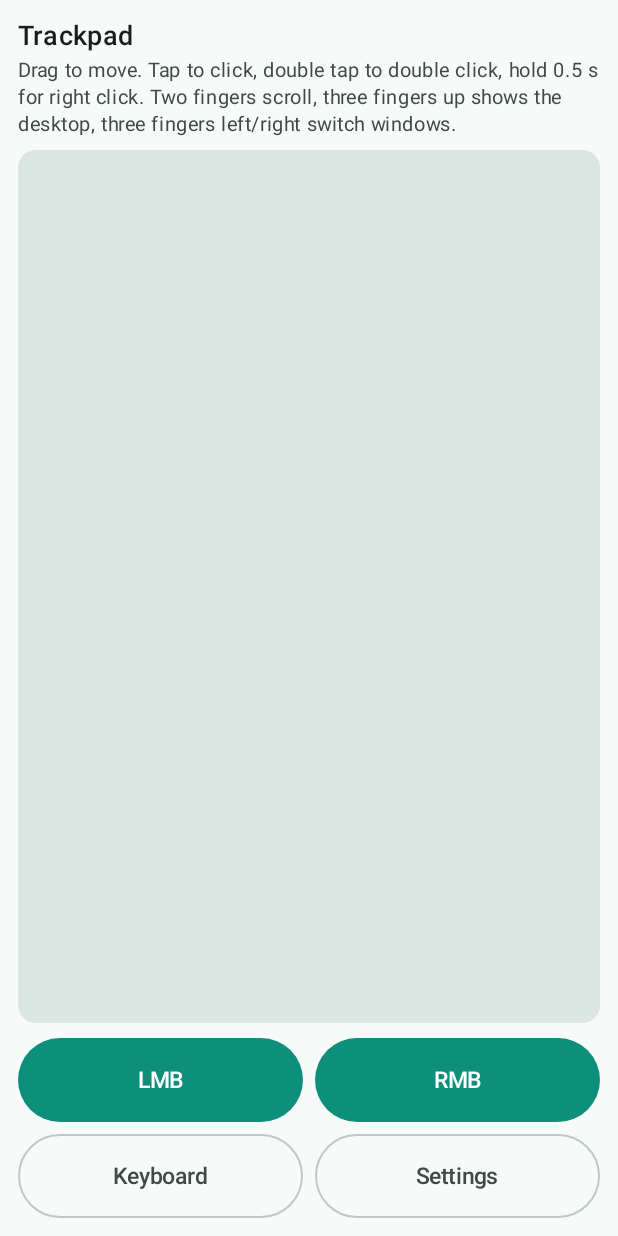
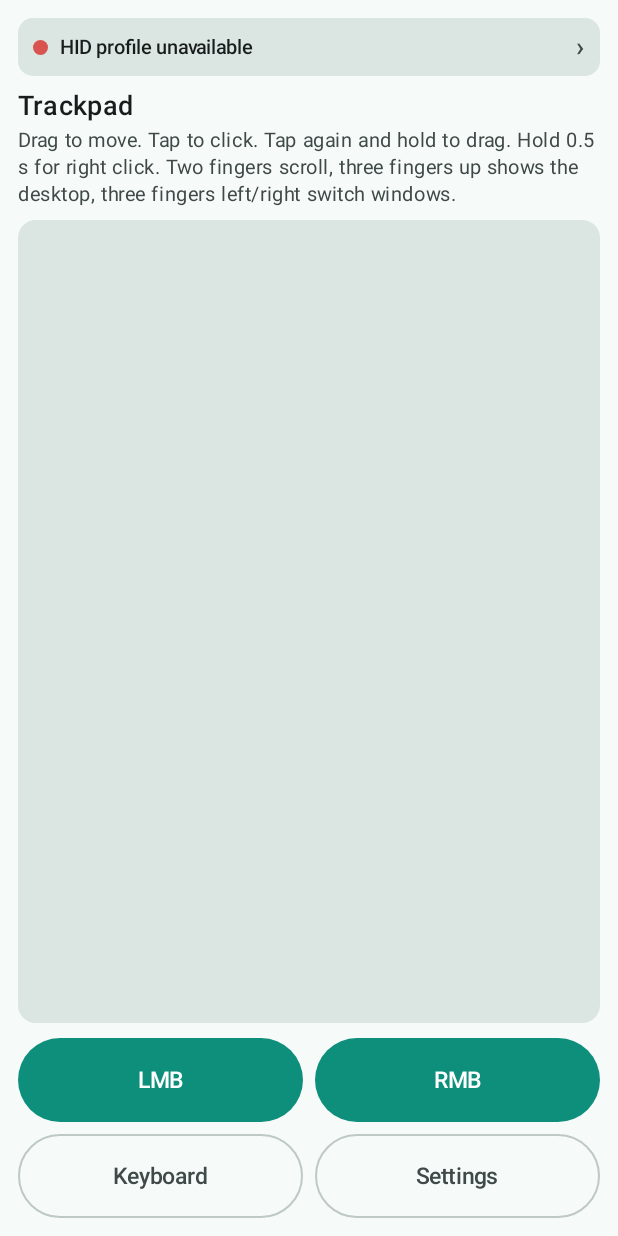
Before and after one commit to Appappars/pocket-input, an Android app built with Jetpack Compose: the screen it shows after launch (MainActivity), after a tap on "Connect", on a phone screen of 412 x 824 dp. Run offline under Robolectric (Android 15) with nearby library versions, the phone set to English and light mode, and no system bars; pictures from the network do not load; 1 statement that could not run was skipped.

Commit message:
phase1: индикатор канала (состояние связи + качество по задержке очереди/отказам/разрывам), экран диагностики, LinkQuality с тестами

```diff
--- a/android/app/build.gradle.kts
+++ b/android/app/build.gradle.kts
@@ -12,8 +12,8 @@ android {
         applicationId = "dev.pocketinput"
         minSdk = 28
         targetSdk = 34
-        versionCode = 7
-        versionName = "0.2.4-drag-invert"
+        versionCode = 8
+        versionName = "0.3.0-link"
     }
 
     buildTypes {
--- a/android/app/src/main/kotlin/dev/pocketinput/MainActivity.kt
+++ b/android/app/src/main/kotlin/dev/pocketinput/MainActivity.kt
@@ -21,6 +21,7 @@ import dev.pocketinput.hid.HidTransport
 import dev.pocketinput.service.PocketInputService
 import dev.pocketinput.ui.connect.ConnectScreen
 import dev.pocketinput.ui.keyboard.KeyboardScreen
+import dev.pocketinput.ui.link.DiagnosticsScreen
 import dev.pocketinput.ui.settings.SettingsScreen
 import dev.pocketinput.ui.theme.PocketInputTheme
 import dev.pocketinput.ui.trackpad.TrackpadScreen
@@ -35,7 +36,7 @@ import dev.pocketinput.ui.trackpad.TrackpadScreen
  */
 class MainActivity : ComponentActivity() {
 
-    private enum class Screen { CONNECT, TRACKPAD, KEYBOARD, SETTINGS }
+    private enum class Screen { CONNECT, TRACKPAD, KEYBOARD, SETTINGS, DIAGNOSTICS }
 
     private lateinit var transport: HidTransport
     private lateinit var store: SettingsStore
@@ -75,7 +76,11 @@ class MainActivity : ComponentActivity() {
             }
 
             // Системная «назад» на вложенных экранах возвращает на трекпад, а не закрывает приложение.
-            BackHandler(enabled = screen == Screen.KEYBOARD || screen == Screen.SETTINGS) {
+            BackHandler(
+                enabled = screen == Screen.KEYBOARD ||
+                    screen == Screen.SETTINGS ||
+                    screen == Screen.DIAGNOSTICS,
+            ) {
                 goTo(Screen.TRACKPAD)
             }
 
@@ -95,6 +100,7 @@ class MainActivity : ComponentActivity() {
                             settings = settings,
                             onOpenKeyboard = { goTo(Screen.KEYBOARD) },
                             onOpenSettings = { goTo(Screen.SETTINGS) },
+                            onOpenDiagnostics = { goTo(Screen.DIAGNOSTICS) },
                         )
 
                         Screen.KEYBOARD -> KeyboardScreen(
@@ -103,6 +109,12 @@ class MainActivity : ComponentActivity() {
                             onLayoutChange = { layout ->
                                 apply(settings.copy(layout = layout))
                             },
+                            onBack = { goTo(Screen.TRACKPAD) },
+                            onOpenDiagnostics = { goTo(Screen.DIAGNOSTICS) },
+                        )
+
+                        Screen.DIAGNOSTICS -> DiagnosticsScreen(
+                            transport = transport,
                             onBack = { goTo(Screen.TRACKPAD) },
                         )
 
--- /dev/null
+++ b/android/app/src/main/kotlin/dev/pocketinput/hid/LinkSnapshot.kt
@@ -0,0 +1,96 @@
+package dev.pocketinput.hid
+
+/**
+ * Состояние канала «телефон ↔ ПК» для индикатора и экрана диагностики.
+ *
+ * Честная оговорка: RSSI (уровень радиосигнала) для классического Bluetooth-HID публичный
+ * Android API не отдаёт — `BluetoothDevice` не имеет метода вроде `readRemoteRssi()` для
+ * BR/EDR-соединения, а `BluetoothGatt` относится только к BLE. Поэтому «качество» здесь —
+ * не сила сигнала, а измеряемая пригодность канала: задержка постановки отчёта в очередь,
+ * доля неудачных `sendReport` и число разрывов.
+ */
+enum class LinkState {
+    /** Транспорт создан, профиль ещё запрашивается. */
+    INIT,
+
+    /** На телефоне нет Bluetooth-адаптера. */
+    NO_ADAPTER,
+
+    /** Прошивка не отдала профиль HID_DEVICE (OEM без поддержки) — нужен агент. */
+    NO_PROFILE,
+
+    /** HID-приложение зарегистрировано, но ПК не подключён. */
+    REGISTERED,
+
+    /** Регистрация не удалась. */
+    FAILED,
+
+    /** Канал поднят: ПК подключён, отчёты уходят. */
+    CONNECTED,
+}
+
+/** Уровень качества канала для индикатора. */
+enum class Quality { UNKNOWN, GOOD, MEDIUM, POOR }
+
+/**
+ * Снимок состояния канала (неизменяемый, публикуется в Compose-состояние).
+ *
+ * @param score 0..100; −1 означает «не измерено» (нет связи или ещё нет отправок).
+ */
+data class LinkSnapshot(
+    val state: LinkState = LinkState.INIT,
+    val peer: String? = null,
+    val quality: Quality = Quality.UNKNOWN,
+    val score: Int = -1,
+    val p50Ms: Float = 0f,
+    val p95Ms: Float = 0f,
+    val sentOk: Long = 0,
+    val sendFailed: Long = 0,
+    val disconnects: Int = 0,
+    val connectedSinceMs: Long = 0,
+    val lastDisconnectMs: Long = 0,
+) {
+    val isConnected: Boolean get() = state == LinkState.CONNECTED
+    val totalSends: Long get() = sentOk + sendFailed
+}
+
+/**
+ * Оценка качества канала по измеряемым признакам. Чистая функция — покрыта JVM-тестом.
+ *
+ * Штрафы:
+ *  - задержка очереди: до 8 мс — 0, далее линейно до 45 баллов на 40 мс;
+ *  - доля неудачных отправок: до 30 баллов (100 % ошибок = −30);
+ *  - разрывы за сессию: по 7 баллов, не больше 20.
+ */
+object LinkQuality {
+
+    const val LATENCY_FREE_MS = 8f
+    const val LATENCY_BAD_MS = 40f
+
+    fun score(p50Ms: Float, failedRatio: Float, disconnects: Int): Int {
+        val latencyOver =
+            ((p50Ms - LATENCY_FREE_MS) / (LATENCY_BAD_MS - LATENCY_FREE_MS)).coerceIn(0f, 1f)
+        val latencyPenalty = latencyOver * 45f
+        val failurePenalty = failedRatio.coerceIn(0f, 1f) * 30f
+        val disconnectPenalty = (disconnects * 7).coerceAtMost(20).toFloat()
+        return (100f - latencyPenalty - failurePenalty - disconnectPenalty)
+            .coerceIn(0f, 100f)
+            .toInt()
+    }
+
+    /** Уровень по баллам; [score] < 0 — не измерено. */
+    fun level(score: Int): Quality = when {
+        score < 0 -> Quality.UNKNOWN
+        score >= 85 -> Quality.GOOD
+        score >= 55 -> Quality.MEDIUM
+        else -> Quality.POOR
+    }
+
+    /** 95-й процентиль по окну замеров (пустое окно — 0). */
+    fun percentile95(samples: List<Float>): Float {
+        if (samples.isEmpty()) return 0f
+        val sorted = samples.sorted()
+        val index = ((sorted.size - 1) * 0.95f).toInt().coerceIn(0, sorted.lastIndex)
+        return sorted[index]
+    }
+}
--- /dev/null
+++ b/android/app/src/main/kotlin/dev/pocketinput/ui/link/LinkStatusBar.kt
@@ -0,0 +1,95 @@
+package dev.pocketinput.ui.link
+
+import androidx.compose.foundation.background
+import androidx.compose.foundation.clickable
+import androidx.compose.foundation.layout.Arrangement
+import androidx.compose.foundation.layout.Box
+import androidx.compose.foundation.layout.Row
+import androidx.compose.foundation.layout.fillMaxWidth
+import androidx.compose.foundation.layout.padding
+import androidx.compose.foundation.layout.size
+import androidx.compose.foundation.shape.CircleShape
+import androidx.compose.foundation.shape.RoundedCornerShape
+import androidx.compose.material3.MaterialTheme
+import androidx.compose.material3.Text
+import androidx.compose.runtime.Composable
+import androidx.compose.ui.Alignment
+import androidx.compose.ui.Modifier
+import androidx.compose.ui.draw.clip
+import androidx.compose.ui.graphics.Color
+import androidx.compose.ui.res.stringResource
+import androidx.compose.ui.text.font.FontWeight
+import androidx.compose.ui.unit.dp
+import dev.pocketinput.R
+import dev.pocketinput.hid.LinkSnapshot
+import dev.pocketinput.hid.LinkState
+import dev.pocketinput.hid.Quality
+
+/**
+ * Полоска состояния канала «телефон ↔ ПК»: одна строка, цветная точка и текст.
+ * Тап открывает экран диагностики. Врать не умеет: цвет и текст — прямо из [link],
+ * который заполняется колбэками Bluetooth-профиля, а не догадками.
+ */
+@Composable
+fun LinkStatusBar(
+    link: LinkSnapshot,
+    onClick: () -> Unit,
+    modifier: Modifier = Modifier,
+) {
+    val scheme = MaterialTheme.colorScheme
+    val dotColor: Color = when (link.state) {
+        LinkState.CONNECTED -> when (link.quality) {
+            Quality.GOOD -> Color(0xFF3EBD6B)
+            Quality.MEDIUM -> Color(0xFFE0A93B)
+            Quality.POOR -> Color(0xFFD9534F)
+            Quality.UNKNOWN -> scheme.primary
+        }
+
+        LinkState.REGISTERED, LinkState.INIT -> Color(0xFFE0A93B)
+        LinkState.NO_PROFILE, LinkState.FAILED, LinkState.NO_ADAPTER -> Color(0xFFD9534F)
+    }
+
+    // stringResource — composable-функция, поэтому строки берём до when, а не внутри лямбд.
+    val connectedLabel = stringResource(R.string.link_connected)
+
+    val text: String = when (link.state) {
+        LinkState.CONNECTED ->
+            if (link.score >= 0) "$connectedLabel · ${link.score}%" else connectedLabel
+
+        LinkState.REGISTERED -> stringResource(R.string.link_no_peer)
+        LinkState.INIT -> stringResource(R.string.link_connecting)
+        LinkState.NO_PROFILE -> stringResource(R.string.link_no_profile)
+        LinkState.FAILED -> stringResource(R.string.link_failed)
+        LinkState.NO_ADAPTER -> stringResource(R.string.link_no_adapter)
+    }
+
+    Row(
+        modifier = modifier
+            .fillMaxWidth()
+            .clip(RoundedCornerShape(10.dp))
+            .background(scheme.surfaceVariant)
+            .clickable(onClick = onClick)
+            .padding(horizontal = 10.dp, vertical = 7.dp),
+        verticalAlignment = Alignment.CenterVertically,
+        horizontalArrangement = Arrangement.spacedBy(8.dp),
+    ) {
+        Box(
+            modifier = Modifier
+                .size(10.dp)
+                .clip(CircleShape)
+                .background(dotColor),
+        )
+        Text(
+            text = text,
+            style = MaterialTheme.typography.labelMedium,
+            fontWeight = FontWeight.Medium,
+            color = scheme.onSurface,
+            modifier = Modifier.weight(1f),
+        )
+        Text(
+            text = "›",
+            style = MaterialTheme.typography.titleMedium,
+            color = scheme.onSurfaceVariant,
+        )
+    }
+}
--- a/android/app/src/main/kotlin/dev/pocketinput/ui/trackpad/TrackpadScreen.kt
+++ b/android/app/src/main/kotlin/dev/pocketinput/ui/trackpad/TrackpadScreen.kt
@@ -29,6 +29,7 @@ import androidx.lifecycle.LifecycleEventObserver
 import dev.pocketinput.R
 import dev.pocketinput.data.SettingsState
 import dev.pocketinput.hid.HidTransport
+import dev.pocketinput.ui.link.LinkStatusBar
 
 // Бит 1 = ЛКМ, бит 2 = ПКМ (HidTransport.pressButton/releaseButton).
 private const val BUTTON_LEFT = 1
@@ -44,6 +45,7 @@ fun TrackpadScreen(
     settings: SettingsState,
     onOpenKeyboard: () -> Unit,
     onOpenSettings: () -> Unit,
+    onOpenDiagnostics: () -> Unit,
 ) {
     val haptic = LocalHapticFeedback.current
     var lmbLatched by rememberSaveable { mutableStateOf(false) }
@@ -63,8 +65,11 @@ fun TrackpadScreen(
     }
 
     Column(modifier = Modifier.fillMaxSize().padding(12.dp)) {
+        // Индикатор канала: тап открывает диагностику.
+        LinkStatusBar(link = transport.link, onClick = onOpenDiagnostics)
         Text(
             text = stringResource(R.string.trackpad_title),
+            modifier = Modifier.padding(top = 8.dp),
             style = MaterialTheme.typography.titleMedium,
         )
         Text(
--- a/android/app/src/main/res/values/strings.xml
+++ b/android/app/src/main/res/values/strings.xml
@@ -15,7 +15,7 @@
     <string name="empty_devices">No paired devices. Pair the PC in Bluetooth settings.</string>
     <string name="trackpad_hint">Drag to move the cursor, tap to click.</string>
     <!-- phase 1: trackpad gestures -->
-    <string name="trackpad_hint_full">Drag to move. Tap to click, double tap to double click, hold 0.5 s for right click. Two fingers scroll, three fingers up shows the desktop, three fingers left/right switch windows.</string>
+    <string name="trackpad_hint_full">Drag to move. Tap to click. Tap again and hold to drag. Hold 0.5 s for right click. Two fingers scroll, three fingers up shows the desktop, three fingers left/right switch windows.</string>
     <string name="btn_lmb">LMB</string>
     <string name="btn_rmb">RMB</string>
     <string name="btn_lmb_latched">LMB latched — drag your finger</string>
@@ -43,6 +43,33 @@
     <string name="kb_tap_to_open">Tap the field to open the phone keyboard</string>
     <string name="kb_field_hint">Cyrillic goes to the PC as key positions: letters appear if the PC has a Russian layout.</string>
     <string name="kb_unsupported">Skipped characters: %1$d. Emoji and other symbols outside the PC keyboard cannot be sent in HID mode — agent mode is required (phase 2).</string>
+    <!-- link indicator and diagnostics -->
+    <string name="link_connected">Connected</string>
+    <string name="link_no_peer">No link — PC is not connected</string>
+    <string name="link_connecting">Connecting…</string>
+    <string name="link_no_profile">HID profile unavailable</string>
+    <string name="link_failed">HID registration failed</string>
+    <string name="link_no_adapter">Bluetooth unavailable</string>
+    <string name="quality_good">good</string>
+    <string name="quality_medium">medium</string>
+    <string name="quality_poor">poor</string>
+    <string name="diag_title">Link quality</string>
+    <string name="diag_state_connected">Link is up: the PC listens to this phone</string>
+    <string name="diag_state_registered">No link: the phone is registered but the PC is not connected</string>
+    <string name="diag_peer">PC</string>
+    <string name="diag_quality">Channel quality</string>
+    <string name="diag_uptime">Connected, s</string>
+    <string name="diag_p50">Queue delay p50</string>
+    <string name="diag_p95">Queue delay p95</string>
+    <string name="diag_sent">Reports sent</string>
+    <string name="diag_failed">sendReport failures</string>
+    <string name="diag_disconnects">Disconnects this session</string>
+    <string name="diag_note">This is not signal strength: Android does not expose RSSI for classic Bluetooth HID to apps. The score is computed from send-queue delay, sendReport failure ratio and the number of disconnects.</string>
+    <string name="diag_advice_poor">The channel is congested: move closer to the PC, remove obstacles, check that Bluetooth headphones or a dongle are not saturating it.</string>
+    <string name="diag_test">Test the channel</string>
+    <string name="diag_test_hint">HID does not confirm delivery: the test queues an empty report, the result shows up in the sent/failed counters.</string>
+    <string name="diag_test_sent">Empty report queued.</string>
+    <string name="diag_test_failed">Nowhere to send: no connected PC or no HID profile.</string>
     <string name="back">Back</string>
     <string name="status_state">HID state: %1$s</string>
     <string name="status_peer">PC: %1$s</string>
```
Also changed, not shown: android/app/src/main/kotlin/dev/pocketinput/hid/HidTransport.kt (+151 -51 lines), android/app/src/main/kotlin/dev/pocketinput/ui/keyboard/KeyboardScreen.kt (+9 -0 lines), android/app/src/main/kotlin/dev/pocketinput/ui/link/DiagnosticsScreen.kt (added, +224 -0 lines), 7 other files.
